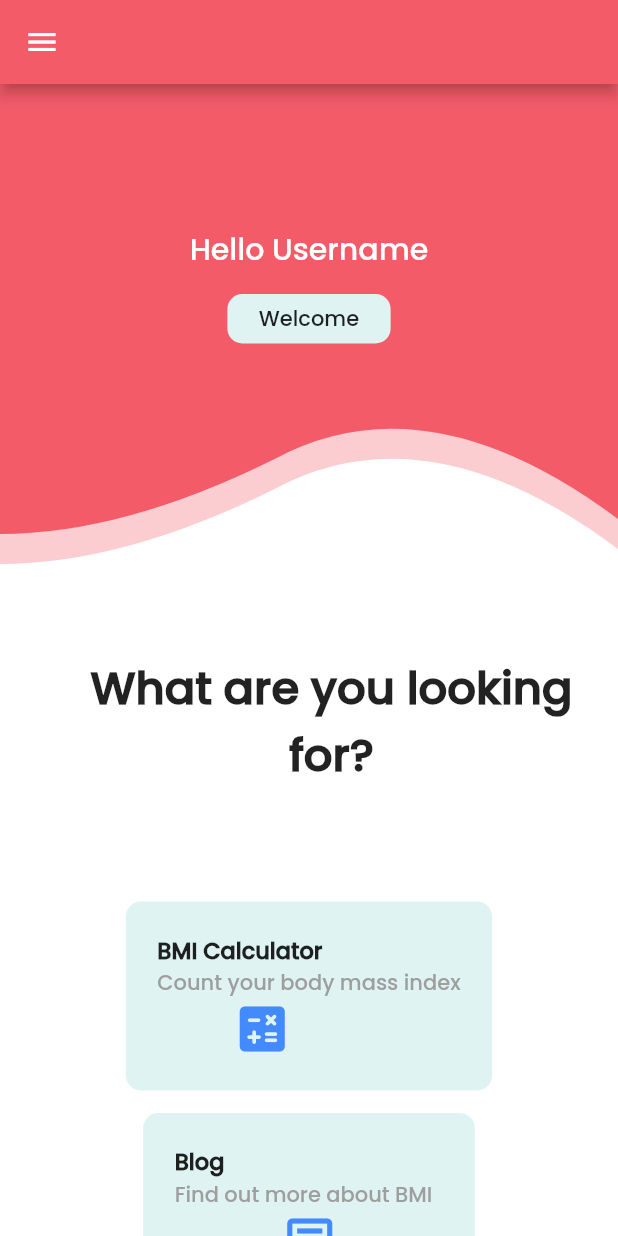
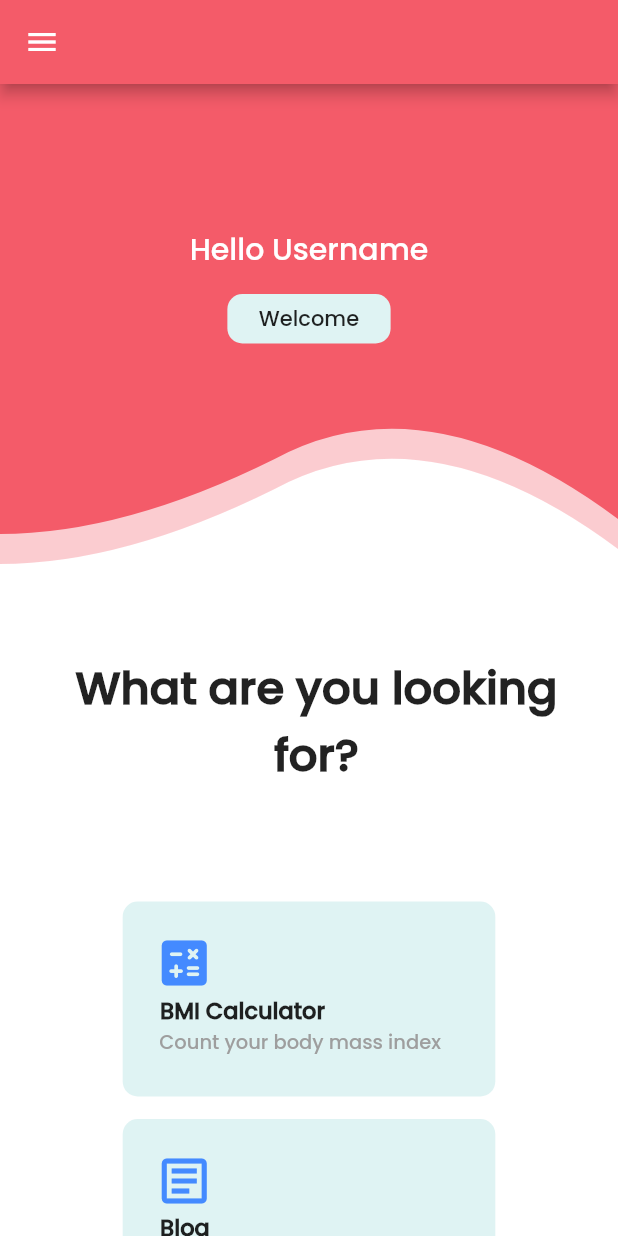
Before and after one commit to AttaRezi/Tubes_provis, a Flutter app: the HomePage screen opened by its route, on a phone screen of 412 x 824 dp. Run offline on Flutter 3.47's test engine with Material 2 defaults, Android fonts, the phone set to English and light mode, and no system bars; our stand-ins replace shared_preferences, sqflite, toast; accounts and stored records are empty.

Commit message:
edit design in homepage

```diff
--- a/tubes_provis/lib/Screens/HomePage/HomePageComponent.dart
+++ b/tubes_provis/lib/Screens/HomePage/HomePageComponent.dart
@@ -146,7 +146,7 @@ class HomePage extends StatelessWidget {
                       mainAxisAlignment: MainAxisAlignment.center,
                       children: [
                         Padding(
-                          padding: const EdgeInsets.only(left: 50.0, top: 60.0, right: 20.0, bottom: 0),
+                          padding: const EdgeInsets.only(left: 30.0, top: 60.0, right: 20.0, bottom: 0),
                           child: Text(
                             "What are you looking for?",
                             style: TextStyle(fontWeight: FontWeight.bold, fontSize: 30),
@@ -166,6 +166,8 @@ class HomePage extends StatelessWidget {
                                   const SizedBox(height: 15,),
                                   InkWell(
                                     child: Container(
+                                        width: 500,
+                                        height: 130,
                                         decoration: BoxDecoration(
                                             color: const Color(0xffdff3f3),
                                             borderRadius: BorderRadius.circular(10),
@@ -175,15 +177,15 @@ class HomePage extends StatelessWidget {
                                         child: Wrap(
                                           // mainAxisAlignment: MainAxisAlignment.spaceAround,
                                           children: [
+                                            // const SizedBox(width: 0),
+                                            Icon(Icons.calculate_rounded, size: 40, color: Colors.blueAccent),
                                             Column(
                                               crossAxisAlignment: CrossAxisAlignment.start,
                                               children: [
-                                                Text("BMI Calculator", style: TextStyle(fontWeight: FontWeight.bold, fontSize: 15)),
-                                                Text("Count your body mass index", style: TextStyle(color: Colors.grey))
+                                                Text(" BMI Calculator", style: TextStyle(fontWeight: FontWeight.bold, fontSize: 15)),
+                                                Text(" Count your body mass index", style: TextStyle(color: Colors.grey, fontSize: 13))
                                               ],
                                             ),
-                                            const SizedBox(width: 50),
-                                            Icon(Icons.calculate_rounded, size: 40, color: Colors.blueAccent,)
                                           ],
                                         )
                                     ),
@@ -192,6 +194,8 @@ class HomePage extends StatelessWidget {
                                   const SizedBox(height: 15,),
                                   InkWell(
                                     child: Container(
+                                        width: 500,
+                                        height: 130,
                                         decoration: BoxDecoration(
                                             color: const Color(0xffdff3f3),
                                             borderRadius: BorderRadius.circular(10),
@@ -201,15 +205,15 @@ class HomePage extends StatelessWidget {
                                         child: Wrap(
                                           // mainAxisAlignment: MainAxisAlignment.spaceAround,
                                           children: [
+                                            // const SizedBox(width: 70),
+                                            Icon(Icons.article_outlined, size: 40, color: Colors.blueAccent),
                                             Column(
                                               crossAxisAlignment: CrossAxisAlignment.start,
                                               children: [
-                                                Text("Blog", style: TextStyle(fontWeight: FontWeight.bold, fontSize: 15)),
-                                                Text("Find out more about BMI  ", style: TextStyle(color: Colors.grey))
+                                                Text(" Blog", style: TextStyle(fontWeight: FontWeight.bold, fontSize: 15)),
+                                                Text(" Find out more about BMI  ", style: TextStyle(color: Colors.grey, fontSize: 13))
                                               ],
                                             ),
-                                            const SizedBox(width: 70),
-                                            Icon(Icons.article_outlined, size: 40, color: Colors.blueAccent,)
                                           ],
                                         )
                                     ),
```
